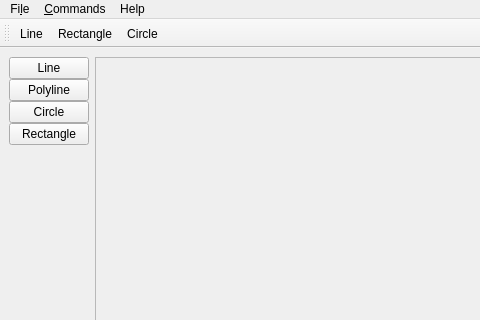
The window that app/ui/main_window.ui (drahoja9/BI-OOP-CAD) describes before a commit, drawn with Qt 5; both pictures show x 0 to 480 and y 0 to 320 of the 1047 by 811 pixel window.
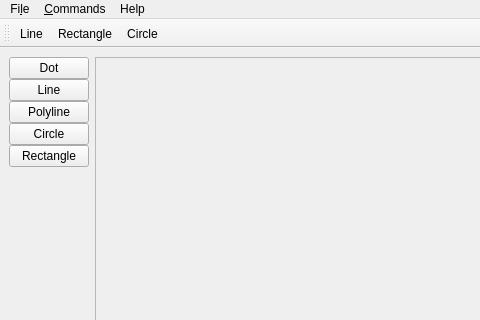
The same window after the commit.

```diff
--- a/app/ui/main_window.ui
+++ b/app/ui/main_window.ui
@@ -20,6 +20,13 @@
       <property name="spacing">
        <number>0</number>
       </property>
+      <item>
+       <widget class="QPushButton" name="dotButton">
+        <property name="text">
+         <string>Dot</string>
+        </property>
+       </widget>
+      </item>
       <item>
        <widget class="QPushButton" name="lineButton">
         <property name="text">
```
